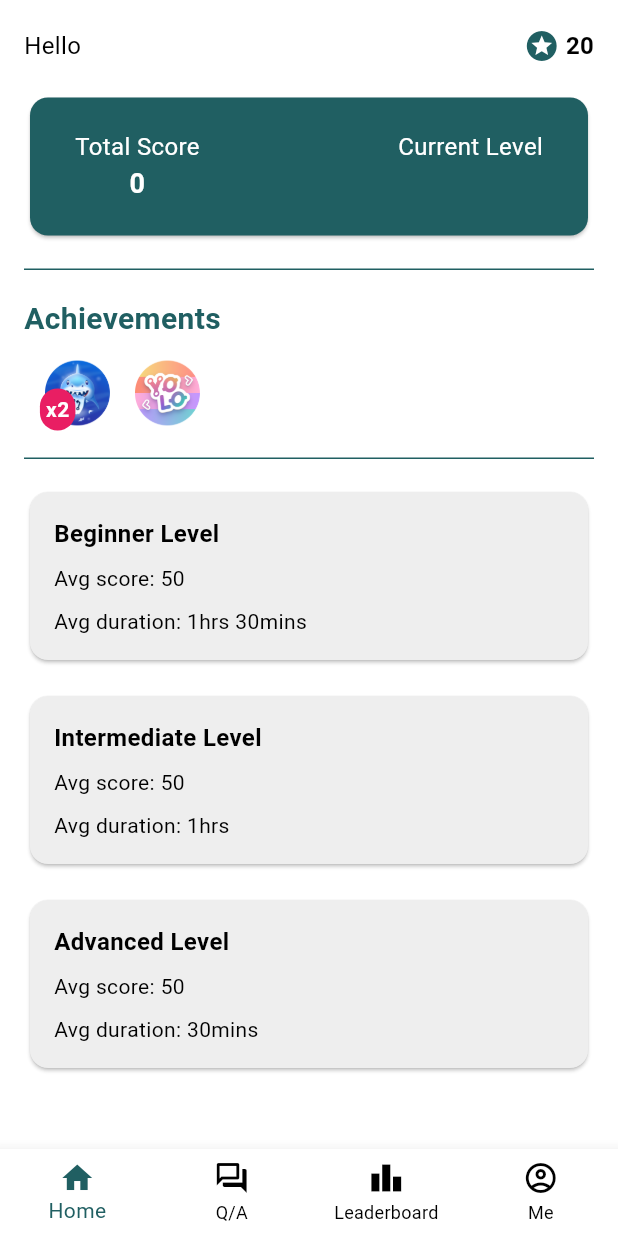
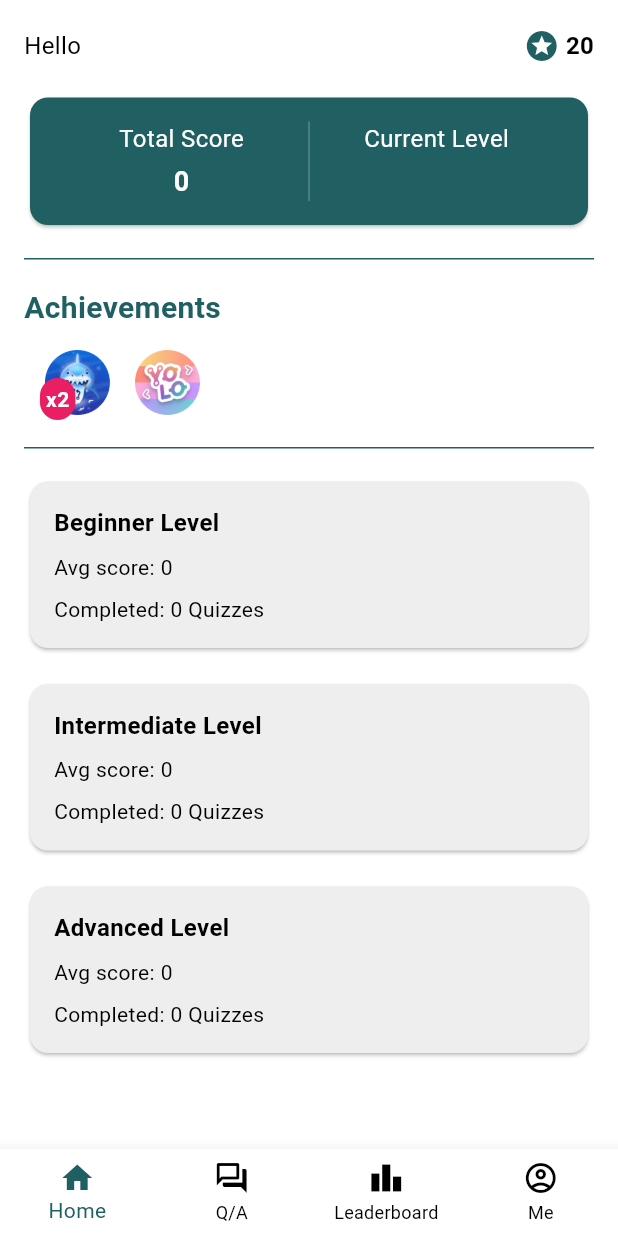
Before and after one commit to Jesudunsin2005/Phynix, a Flutter app: the PhynixDashboard screen opened by its route, on a phone screen of 412 x 824 dp. Run offline on Flutter 3.47's test engine with Material 3 defaults, Android fonts, the phone set to English and light mode, and no system bars; our stand-ins replace flutter_dotenv, supabase_flutter; accounts and stored records are empty.

Commit message:
FIx: -1. Difficulty cards in dasboard

```diff
--- a/lib/root/dashboard.dart
+++ b/lib/root/dashboard.dart
@@ -8,7 +8,6 @@ class PhynixDashboard extends StatefulWidget {
   const PhynixDashboard({super.key});
 
   @override
-  // ignore: library_private_types_in_public_api
   _PhynixDashboardState createState() => _PhynixDashboardState();
 }
 
@@ -18,6 +17,7 @@ class _PhynixDashboardState extends State<PhynixDashboard> {
   @override
   void initState() {
     super.initState();
+    _selectedIndex = 0;
     // Get initial index from route arguments, default to 0 if not provided
     WidgetsBinding.instance.addPostFrameCallback((_) {
       final arguments = ModalRoute.of(context)?.settings.arguments;
@@ -27,15 +27,14 @@ class _PhynixDashboardState extends State<PhynixDashboard> {
         });
       }
     });
-    _selectedIndex = 0;
   }
 
   // List of pages for bottom navigation
   final List<Widget> _pages = [
-    _MainDashboardContent(),
-    QuizPage(),
-    LeaderboardPage(),
-    ProfilePage(),
+    const MainDashboardContent(),
+    const QuizPage(),
+    const LeaderboardPage(),
+    const ProfilePage(),
   ];
 
   void _onItemTapped(int index) {
@@ -50,7 +49,7 @@ class _PhynixDashboardState extends State<PhynixDashboard> {
       backgroundColor: Colors.white,
       body: _pages[_selectedIndex],
       bottomNavigationBar: BottomNavigationBar(
-        type: BottomNavigationBarType.fixed, // This is important
+        type: BottomNavigationBarType.fixed,
         backgroundColor: Colors.white,
         selectedItemColor: Theme.of(context).primaryColor,
         unselectedItemColor: Colors.black,
@@ -81,18 +80,25 @@ class _PhynixDashboardState extends State<PhynixDashboard> {
   }
 }
 
-class _MainDashboardContent extends StatefulWidget {
-  const _MainDashboardContent();
+class MainDashboardContent extends StatefulWidget {
+  const MainDashboardContent({super.key});
 
   @override
-  __MainDashboardContentState createState() => __MainDashboardContentState();
+  _MainDashboardContentState createState() => _MainDashboardContentState();
 }
 
-class __MainDashboardContentState extends State<_MainDashboardContent> {
+class _MainDashboardContentState extends State<MainDashboardContent> {
   String _username = 'User';
   int _totalScore = 0;
   String _currentLevel = 'Beginner';
   bool _mounted = true;
+
+  // Add state variables for difficulty stats
+  final Map<String, Map<String, String>> _difficultyStats = {
+    'beginner': {'score': '0', 'count': '0'},
+    'intermediate': {'score': '0', 'count': '0'},
+    'advanced': {'score': '0', 'count': '0'},
+  };
 
   @override
   void initState() {
@@ -117,22 +123,21 @@ class __MainDashboardContentState extends State<_MainDashboardContent> {
     final user = supabase.auth.currentUser;
 
     if (user != null) {
-      setState(() {
+      safeSetState(() {
         _username = user.userMetadata?['username'] ??
             user.userMetadata?['fullname'] ??
             user.email?.split('@').first ??
             'User';
       });
 
-      final response = await supabase
+      final profileResponse = await supabase
           .from('profile')
           .select('*')
           .eq('id', user.id)
           .limit(1)
           .maybeSingle();
 
-      print(response);
-      if (response == null) {
+      if (profileResponse == null) {
         // Profile does not exist, create a new one
         final insertResponse = await supabase.from('profile').insert({
           'id': user.id,
@@ -144,7 +149,6 @@ class __MainDashboardContentState extends State<_MainDashboardContent> {
           print(insertResponse?["error"].message);
         } else {
           print('New profile created');
-          print(insertResponse);
           safeSetState(() {
             _currentLevel = "Beginner";
             _totalScore = 0;
@@ -153,12 +157,62 @@ class __MainDashboardContentState extends State<_MainDashboardContent> {
       } else {
         // Profile exists
         safeSetState(() {
-          _currentLevel = response["current_level"];
-          _totalScore = response["score"];
+          _currentLevel = profileResponse["current_level"];
+          _totalScore = profileResponse["score"];
         });
       }
 
-      print(_username);
+      // Get the start of current week
+      final now = DateTime.now().toUtc();
+      final startOfWeek = now.subtract(Duration(days: now.weekday - 1));
+      final startOfWeekDate =
+          DateTime(startOfWeek.year, startOfWeek.month, startOfWeek.day);
+
+      try {
+        // Fetch quiz statistics for current week
+        final response = await supabase
+            .from('quiz_sessions')
+            .select()
+            .eq('user_id', user.id)
+            .gte('created_at', startOfWeekDate.toIso8601String())
+            .lt('created_at', now.toIso8601String());
+
+        // Group sessions by difficulty
+        final Map<String, List<Map<String, dynamic>>> groupedSessions = {
+          'beginner': [],
+          'intermediate': [],
+          'advanced': [],
+        };
+
+        for (var session in response) {
+          String difficulty = session['difficulty'];
+          if (groupedSessions.containsKey(difficulty)) {
+            groupedSessions[difficulty]!.add(session);
+          }
+        }
+
+        // Calculate statistics for each difficulty
+        safeSetState(() {
+          groupedSessions.forEach((difficulty, sessions) {
+            if (sessions.isEmpty) {
+              _difficultyStats[difficulty] = {'score': '0', 'count': '0'};
+            } else {
+              // Calculate average score
+              double avgScore = sessions
+                      .map((s) => s['score'] as int)
+                      .reduce((a, b) => a + b) /
+                  sessions.length;
+
+              _difficultyStats[difficulty] = {
+                'score': avgScore.toStringAsFixed(1),
+                'count': sessions.length.toString()
+              };
+            }
+          });
+        });
+      } catch (e) {
+        print('Error fetching quiz statistics: $e');
+      }
     }
   }
 
@@ -204,50 +258,71 @@ class __MainDashboardContentState extends State<_MainDashboardContent> {
               )
             ]),
             const SizedBox(height: 16),
-            SizedBox(
-              height: 100,
-              child: Card(
+            Card(
               color: primaryColor,
               child: Padding(
-                  padding: const EdgeInsets.only(
-                      top: 16.0, bottom: 16.0, left: 30.0, right: 30.0),
+                padding: const EdgeInsets.symmetric(
+                    vertical: 16.0, horizontal: 24.0),
+                child: LayoutBuilder(
+                  builder: (context, constraints) {
+                    return IntrinsicHeight(
+                      child: Row(
+                        mainAxisAlignment: MainAxisAlignment.spaceBetween,
+                        children: [
+                          Expanded(
                             child: Column(
-                    crossAxisAlignment: CrossAxisAlignment.start,
                               mainAxisAlignment: MainAxisAlignment.center,
                               children: [
-                      Row(
-                        mainAxisAlignment: MainAxisAlignment.spaceBetween,
-                        children: [
-                          Column(
-                            children: [
-                              Text('Total Score',
+                                Text(
+                                  'Total Score',
                                   style: const TextStyle(
                                     fontSize: 16,
-                                  )),
-                              Text('$_totalScore',
+                                  ),
+                                  overflow: TextOverflow.ellipsis,
+                                ),
+                                const SizedBox(height: 4),
+                                Text(
+                                  '$_totalScore',
                                   style: const TextStyle(
                                     fontSize: 18,
                                     fontWeight: FontWeight.bold,
-                                  ))
+                                  ),
+                                  overflow: TextOverflow.ellipsis,
+                                ),
                               ],
                             ),
-                          Column(
+                          ),
+                          const VerticalDivider(
+                            color: Colors.white24,
+                            thickness: 1,
+                          ),
+                          Expanded(
+                            child: Column(
+                              mainAxisAlignment: MainAxisAlignment.center,
                               children: [
-                              Text('Current Level',
+                                Text(
+                                  'Current Level',
                                   style: const TextStyle(
                                     fontSize: 16,
-                                  )),
-                              Text(_currentLevel,
+                                  ),
+                                  overflow: TextOverflow.ellipsis,
+                                ),
+                                const SizedBox(height: 4),
+                                Text(
+                                  _currentLevel,
                                   style: const TextStyle(
                                     fontSize: 18,
                                     fontWeight: FontWeight.bold,
-                                  ))
-                            ],
-                          )
-                        ],
-                      )
+                                  ),
+                                  overflow: TextOverflow.ellipsis,
+                                ),
                               ],
                             ),
+                          ),
+                        ],
+                      ),
+                    );
+                  },
                 ),
               ),
             ),
@@ -262,7 +337,7 @@ class __MainDashboardContentState extends State<_MainDashboardContent> {
                 child: Column(
                   crossAxisAlignment: CrossAxisAlignment.start,
                   children: [
-                    AchievementsWidget(),
+                    const AchievementsWidget(),
                     const SizedBox(height: 16),
                     Divider(
                       color: primaryColor,
@@ -271,20 +346,20 @@ class __MainDashboardContentState extends State<_MainDashboardContent> {
                     const SizedBox(height: 16),
                     _buildDifficultyCard(
                       'Beginner Level',
-                      '50',
-                      '1hrs 30mins',
+                      _difficultyStats['beginner']!['score']!,
+                      '${_difficultyStats['beginner']!['count']} Quizzes',
                     ),
                     const SizedBox(height: 16),
                     _buildDifficultyCard(
                       'Intermediate Level',
-                      '50',
-                      '1hrs',
+                      _difficultyStats['intermediate']!['score']!,
+                      '${_difficultyStats['intermediate']!['count']!} Quizzes',
                     ),
                     const SizedBox(height: 16),
                     _buildDifficultyCard(
                       'Advanced Level',
-                      '50',
-                      '30mins',
+                      _difficultyStats['advanced']!['score']!,
+                      '${_difficultyStats['advanced']!['count']!} Quizzes',
                     ),
                     const SizedBox(height: 16),
                     const Divider(),
@@ -300,42 +375,44 @@ class __MainDashboardContentState extends State<_MainDashboardContent> {
     );
   }
 
-  Widget _buildDifficultyCard(
-    String title,
-    String score,
-    String duration,
-  ) {
-    return SizedBox(
-        height: 120,
-        child: Card(
+  Widget _buildDifficultyCard(String title, String score, String count) {
+    return Card(
       color: Colors.grey[200],
       child: Padding(
         padding: const EdgeInsets.all(16.0),
-            child: Column(
+        child: LayoutBuilder(
+          builder: (context, constraints) {
+            return Column(
               crossAxisAlignment: CrossAxisAlignment.stretch,
-              mainAxisAlignment: MainAxisAlignment.spaceBetween,
+              mainAxisSize: MainAxisSize.min,
               children: [
                 Text(
                   title,
                   style: const TextStyle(
                     fontSize: 16,
                     fontWeight: FontWeight.bold,
-                      color: Colors.black),
+                    color: Colors.black,
+                  ),
+                  overflow: TextOverflow.ellipsis,
                 ),
                 const SizedBox(height: 8),
                 Text(
                   'Avg score: $score',
                   style: const TextStyle(fontSize: 14, color: Colors.black),
+                  overflow: TextOverflow.ellipsis,
                 ),
                 const SizedBox(height: 8),
                 Text(
-                  'Avg duration: $duration',
+                  'Completed: $count',
                   style: const TextStyle(fontSize: 14, color: Colors.black),
+                  overflow: TextOverflow.ellipsis,
                 ),
               ],
+            );
+          },
         ),
       ),
-        ));
+    );
   }
 
   Widget _buildOffersAndRewardsSection(context) {
@@ -411,6 +488,7 @@ class __MainDashboardContentState extends State<_MainDashboardContent> {
 }
 
 class AchievementsWidget extends StatelessWidget {
+  const AchievementsWidget({super.key});
   @override
   Widget build(BuildContext context) {
     final primaryColor = Theme.of(context).primaryColor;
@@ -423,7 +501,7 @@ class AchievementsWidget extends StatelessWidget {
           style: TextStyle(
               fontSize: 20, color: primaryColor, fontWeight: FontWeight.bold),
         ),
-        SizedBox(height: 10),
+        const SizedBox(height: 10),
         Row(
           mainAxisSize: MainAxisSize.min,
           children: [
@@ -436,12 +514,12 @@ class AchievementsWidget extends StatelessWidget {
                   height: 50,
                 ),
                 Container(
-                  padding: EdgeInsets.all(4),
+                  padding: const EdgeInsets.all(4),
                   decoration: BoxDecoration(
                     color: Colors.pink,
                     borderRadius: BorderRadius.circular(12),
                   ),
-                  child: Text(
+                  child: const Text(
                     'x2',
                     style: TextStyle(
                       color: Colors.white,
@@ -451,7 +529,7 @@ class AchievementsWidget extends StatelessWidget {
                 ),
               ],
             ),
-            SizedBox(width: 10),
+            const SizedBox(width: 10),
             Image.asset(
               'assets/yolo.png',
               width: 50,
--- a/lib/root/profile.dart
+++ b/lib/root/profile.dart
@@ -380,6 +380,7 @@ class _ProfilePageState extends State<ProfilePage> {
   Widget build(BuildContext context) {
     if (_isLoading) {
       return const Scaffold(
+        backgroundColor: Colors.white,
         body: Center(child: CircularProgressIndicator()),
       );
     }
--- a/lib/root/quiz.dart
+++ b/lib/root/quiz.dart
@@ -269,7 +269,7 @@ class QuizPageState extends State<QuizPage> {
     try {
       final response = await http.get(
         Uri.parse(
-            'https://questions.aloc.com.ng/api/v2/m/5?subject=physics&random=true&withComprehension=true'),
+            'https://questions.aloc.com.ng/api/v2/m/50?subject=physics&random=true&withComprehension=true'),
         headers: {
           'AccessToken': 'ALOC-fe1a9e2acf0e9b7507c4',
         },
```
Lines whose indentation alone changed are shown as unchanged.
